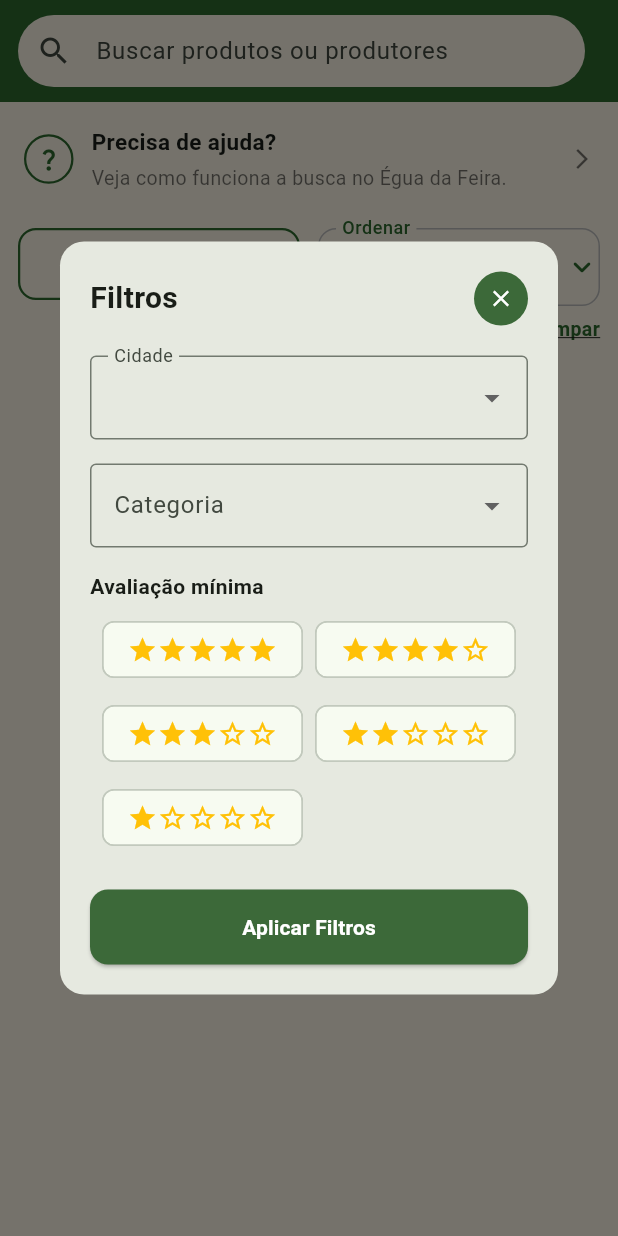
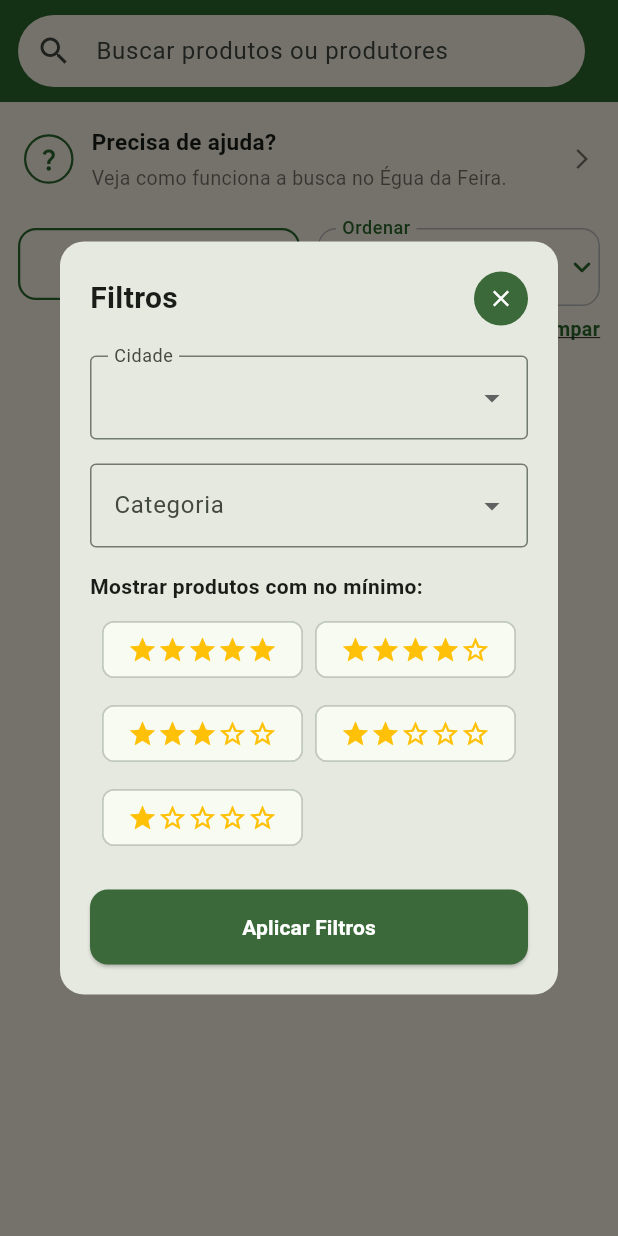
Before and after one commit to leh826/feira-app, a Flutter app: the SearchScreen screen opened directly with empty values, after a tap on "Filtros", on a phone screen of 412 x 824 dp. Run offline on Flutter 3.47's test engine with Material 3 defaults, Android fonts, the phone set to English and light mode, and no system bars; our stand-ins replace font_awesome_flutter, sqflite; accounts and stored records are empty.

Commit message:
fix: solucionado problemas

```diff
--- a/lib/features/pesquisa/pesquisa_page.dart
+++ b/lib/features/pesquisa/pesquisa_page.dart
@@ -80,7 +80,7 @@ class _SearchScreenState extends State<SearchScreen> {
   void _clearFilters() {
     setState(() {
       filters = FilterModel(
-        region: widget.userData['cidade'] ?? "Todos",
+        region: "Todos",
         category: null,
         minRating: null,
         sortOption: SortOption.none,
@@ -97,6 +97,7 @@ class _SearchScreenState extends State<SearchScreen> {
             Icon(Icons.filter_list_off, color: Colors.white),
             SizedBox(width: 12),
             Text("Filtros limpos com sucesso!"),
+            Text("Mostrando produtos de todas as regiões"),
           ],
         ),
         backgroundColor: AppColors.primaryGreen,
--- a/lib/models/filter_model.dart
+++ b/lib/models/filter_model.dart
@@ -16,11 +16,13 @@ class FilterModel {
     String? category,
     double? minRating,
     SortOption? sortOption,
+    bool clearCategory = false,
+    bool clearMinRating = false,
   }) {
     return FilterModel(
       region: region ?? this.region,
-      category: category ?? this.category,
-      minRating: minRating ?? this.minRating,
+      category: clearCategory ? null : (category ?? this.category),
+      minRating: clearMinRating ? null : (minRating ?? this.minRating),
       sortOption: sortOption ?? this.sortOption,
     );
   }
--- a/lib/widgets/active_filters_widget.dart
+++ b/lib/widgets/active_filters_widget.dart
@@ -19,14 +19,14 @@ class ActiveFiltersWidget extends StatelessWidget {
     if (filters.category != null) {
       chips.add(_chip(
         filters.category!,
-        () => onRemove(filters.copyWith(category: null)),
+        () => onRemove(filters.copyWith(clearCategory: true))
       ));
     }
 
     if (filters.minRating != null) {
       chips.add(_chip(
         "${filters.minRating!.toInt()}★ ou mais",
-        () => onRemove(filters.copyWith(minRating: null)),
+        () => onRemove(filters.copyWith(clearMinRating: true))
       ));
     }
 
--- a/lib/widgets/filter_action_bar.dart
+++ b/lib/widgets/filter_action_bar.dart
@@ -45,7 +45,7 @@ class FilterActionBar extends StatelessWidget {
         crossAxisAlignment: CrossAxisAlignment.start,
         children: [
 
-          // 🔎 Botão Filtros (com cor do app)
+          // Botão Filtros (com cor do app)
           Expanded(
             child: OutlinedButton.icon(
               onPressed: onOpenFilters,
--- a/lib/widgets/filter_bottom_sheet.dart
+++ b/lib/widgets/filter_bottom_sheet.dart
@@ -22,10 +22,10 @@ class _FilterDialogWidgetState extends State<FilterDialogWidget> {
   SortOption sortOption = SortOption.none;
 
   List<String> regions = [
+    "Todos",
     "Belém",
     "Ananindeua",
     "Castanhal",
-    "Todos",
   ];
 
   List<String> categories = [
@@ -44,8 +44,9 @@ class _FilterDialogWidgetState extends State<FilterDialogWidget> {
     super.initState();
 
     // Se a cidade do usuário não estiver na lista fixa, é adiciona dinamicamente.
-    if (!regions.contains(widget.filters.region)) {
-      regions.insert(0, widget.filters.region);
+    if (widget.filters.region != "Todos" &&
+    !regions.contains(widget.filters.region)) {
+    regions.insert(0, widget.filters.region);
     }
     region = widget.filters.region;
     category = widget.filters.category;
@@ -136,7 +137,7 @@ class _FilterDialogWidgetState extends State<FilterDialogWidget> {
             const Align(
               alignment: Alignment.centerLeft,
               child: Text(
-                "Avaliação mínima",
+                "Mostrar produtos com no mínimo:",
                 style: TextStyle(fontWeight: FontWeight.w600),
               ),
             ),
```
